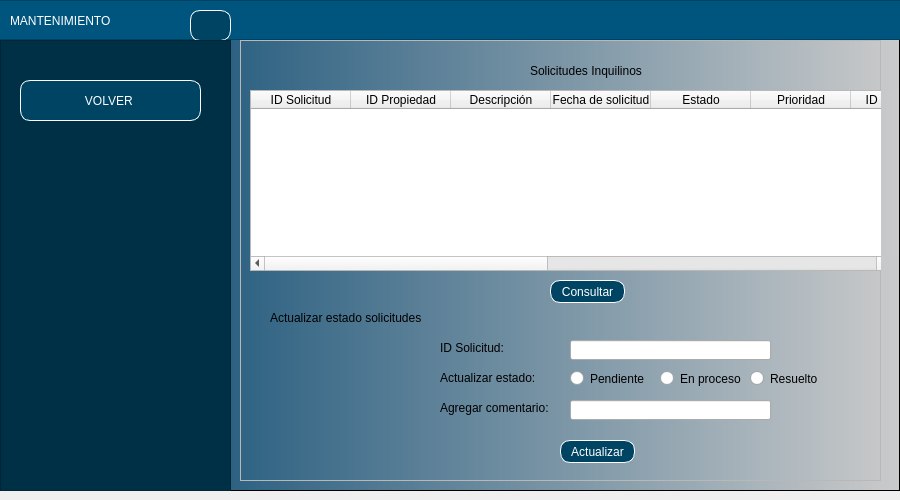
This is Proyecto1G/InterfazGrafica/ventanaMantenimientoPropietarios.ui in nicoArley/gestionPropiedades as Qt 5 draws it before an edit. The edited form follows.
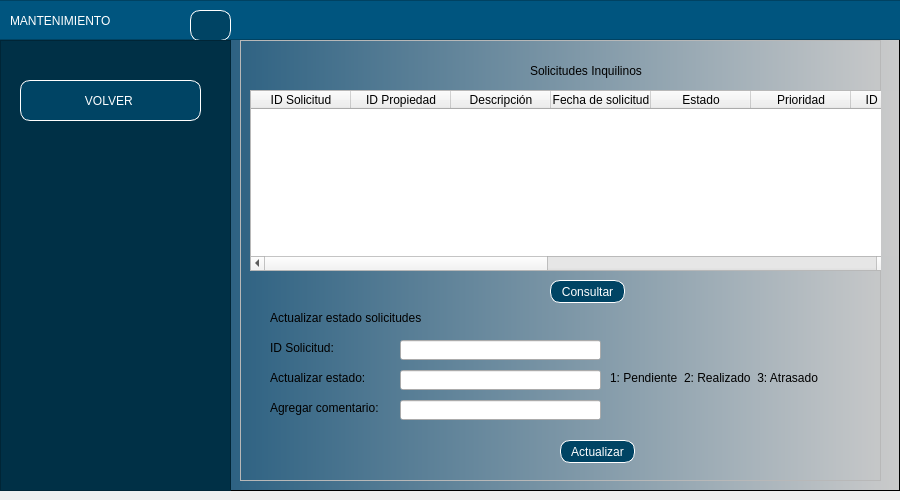
This is the edited form. Icons and pictures are not drawn.

What changed in the file:
```diff
--- a/Proyecto1G/InterfazGrafica/ventanaMantenimientoPropietarios.ui
+++ b/Proyecto1G/InterfazGrafica/ventanaMantenimientoPropietarios.ui
@@ -344,7 +344,7 @@
          <widget class="QLabel" name="label_2">
           <property name="geometry">
            <rect>
-            <x>200</x>
+            <x>30</x>
             <y>330</y>
             <width>101</width>
             <height>16</height>
@@ -360,7 +360,7 @@
          <widget class="QLineEdit" name="txtAgregarComentario">
           <property name="geometry">
            <rect>
-            <x>330</x>
+            <x>160</x>
             <y>360</y>
             <width>201</width>
             <height>20</height>
@@ -370,7 +370,7 @@
          <widget class="QLabel" name="label_4">
           <property name="geometry">
            <rect>
-            <x>200</x>
+            <x>30</x>
             <y>360</y>
             <width>141</width>
             <height>16</height>
@@ -413,7 +413,7 @@
          <widget class="QLabel" name="label_5">
           <property name="geometry">
            <rect>
-            <x>200</x>
+            <x>30</x>
             <y>300</y>
             <width>101</width>
             <height>16</height>
@@ -429,50 +429,37 @@
          <widget class="QLineEdit" name="txtActualizarEstado_2">
           <property name="geometry">
            <rect>
-            <x>330</x>
+            <x>160</x>
             <y>300</y>
             <width>201</width>
             <height>20</height>
            </rect>
           </property>
          </widget>
-         <widget class="QRadioButton" name="radioButton">
+         <widget class="QLineEdit" name="txtEstado">
           <property name="geometry">
            <rect>
-            <x>330</x>
+            <x>160</x>
             <y>330</y>
-            <width>82</width>
-            <height>17</height>
+            <width>201</width>
+            <height>20</height>
            </rect>
           </property>
-          <property name="text">
-           <string>Pendiente</string>
-          </property>
          </widget>
-         <widget class="QRadioButton" name="radioButton_2">
+         <widget class="QLabel" name="label_6">
           <property name="geometry">
            <rect>
-            <x>420</x>
+            <x>370</x>
             <y>330</y>
-            <width>82</width>
-            <height>17</height>
+            <width>241</width>
+            <height>16</height>
            </rect>
           </property>
-          <property name="text">
-           <string>En proceso</string>
+          <property name="styleSheet">
+           <string notr="true">font: 9pt &quot;Arial&quot;;</string>
           </property>
-         </widget>
-         <widget class="QRadioButton" name="radioButton_3">
-          <property name="geometry">
-           <rect>
-            <x>510</x>
-            <y>330</y>
-            <width>82</width>
-            <height>17</height>
-           </rect>
-          </property>
           <property name="text">
-           <string>Resuelto</string>
+           <string>1: Pendiente  2: Realizado  3: Atrasado</string>
           </property>
          </widget>
         </widget>
```
Left out of the diff: 2 changed lines with no effect on the pictures.
